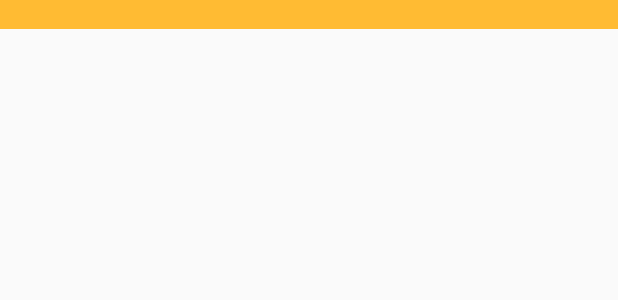
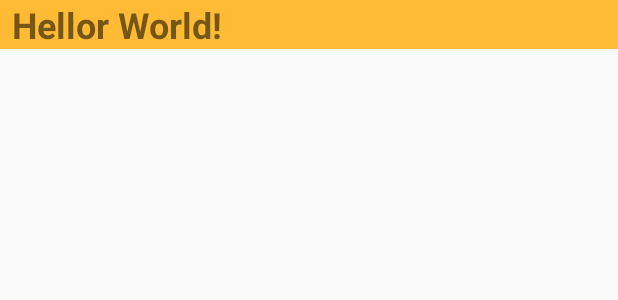
Before and after one commit to marcostark/RoomWordSample, an Android app: the layout recyclerview_item.xml on its own in the app's theme, with its tools: preview values and no code run, on a phone screen of 412 x 824 dp. Shown: the top 300 px of the screen. Run offline under Robolectric (Android 15) with nearby library versions, the phone set to English and light mode, and no system bars.

Commit message:
Últimos ajustes

```diff
--- /dev/null
+++ b/app/src/main/res/drawable/ic_add_white_24dp.xml
@@ -0,0 +1,5 @@
+<vector android:height="24dp" android:tint="#FFFFFF"
+    android:viewportHeight="24.0" android:viewportWidth="24.0"
+    android:width="24dp" xmlns:android="http://schemas.android.com/apk/res/android">
+    <path android:fillColor="#FF000000" android:pathData="M19,13h-6v6h-2v-6H5v-2h6V5h2v6h6v2z"/>
+</vector>
--- a/app/src/main/res/layout/activity_main.xml
+++ b/app/src/main/res/layout/activity_main.xml
@@ -28,6 +28,6 @@
         android:layout_height="wrap_content"
         android:layout_gravity="bottom|end"
         android:layout_margin="@dimen/fab_margin"
-        android:src="@drawable/ic_add_black_24dp" />
+        android:src="@drawable/ic_add_white_24dp" />
 
 </android.support.design.widget.CoordinatorLayout>
--- a/app/src/main/res/layout/recyclerview_item.xml
+++ b/app/src/main/res/layout/recyclerview_item.xml
@@ -8,6 +8,12 @@
         android:id="@+id/textView"
         android:layout_width="match_parent"
         android:layout_height="wrap_content"
+        android:textSize="24sp"
+        android:textStyle="bold"
+        android:text="Hellor World!"
+        android:layout_marginBottom="6dp"
+        android:paddingLeft="8dp"
         android:background="@android:color/holo_orange_light"/>
 
+
 </android.support.constraint.ConstraintLayout>
```
Also changed, not shown: app/src/main/java/com/gqdostark/roomwordsample/MainActivity.java (+6 -1 lines), app/src/main/res/drawable/ic_add_black_24dp.xml (deleted, +0 -9 lines), app/src/main/res/values/styles.xml (+0 -9 lines).
